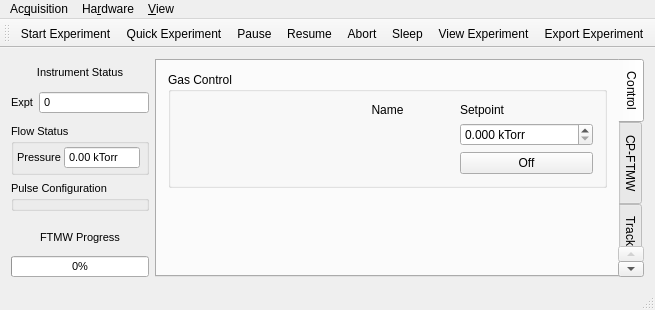
Qt form mainwindow.ui (kncrabtree/blackchirp) before a commit.
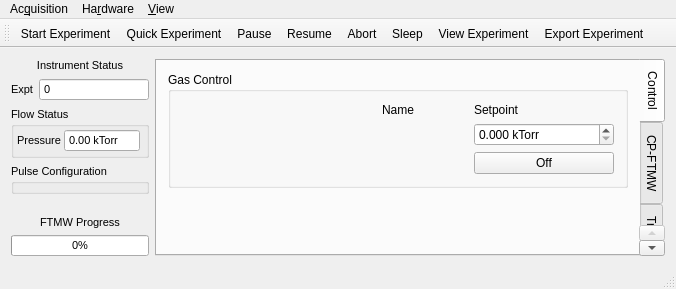
The same form after that commit. Icons and pictures are not drawn. Custom widgets are drawn as their Qt base class.

Commit message: More UI tweaks for label alignment

The edit to the form file:
```diff
--- a/mainwindow.ui
+++ b/mainwindow.ui
@@ -2,6 +2,14 @@
 <ui version="4.0">
  <class>MainWindow</class>
  <widget class="QMainWindow" name="MainWindow">
+  <property name="geometry">
+   <rect>
+    <x>0</x>
+    <y>0</y>
+    <width>676</width>
+    <height>289</height>
+   </rect>
+  </property>
   <property name="windowTitle">
    <string>BlackChirp</string>
   </property>
@@ -12,7 +20,7 @@
   <widget class="QWidget" name="centralWidget">
    <layout class="QHBoxLayout" name="horizontalLayout" stretch="0,1">
     <item>
-     <layout class="QVBoxLayout" name="instrumentStatusLayout" stretch="0,0,0,0,0,0,0">
+     <layout class="QVBoxLayout" name="instrumentStatusLayout" stretch="0,0,0,0,1,0,0">
       <item>
        <widget class="QLabel" name="label">
         <property name="font">
@@ -31,10 +39,19 @@
       <item>
        <layout class="QFormLayout" name="formLayout">
         <property name="fieldGrowthPolicy">
-         <enum>QFormLayout::AllNonFixedFieldsGrow</enum>
+         <enum>QFormLayout::ExpandingFieldsGrow</enum>
+        </property>
+        <property name="formAlignment">
+         <set>Qt::AlignLeading|Qt::AlignLeft|Qt::AlignVCenter</set>
         </property>
         <item row="0" column="0">
          <widget class="QLabel" name="exptLabel">
+          <property name="sizePolicy">
+           <sizepolicy hsizetype="Preferred" vsizetype="MinimumExpanding">
+            <horstretch>0</horstretch>
+            <verstretch>0</verstretch>
+           </sizepolicy>
+          </property>
           <property name="font">
            <font>
             <pointsize>8</pointsize>
@@ -43,10 +60,19 @@
           <property name="text">
            <string>Expt</string>
           </property>
+          <property name="alignment">
+           <set>Qt::AlignRight|Qt::AlignTrailing|Qt::AlignVCenter</set>
+          </property>
          </widget>
         </item>
         <item row="0" column="1">
          <widget class="QSpinBox" name="exptSpinBox">
+          <property name="sizePolicy">
+           <sizepolicy hsizetype="MinimumExpanding" vsizetype="Fixed">
+            <horstretch>0</horstretch>
+            <verstretch>0</verstretch>
+           </sizepolicy>
+          </property>
           <property name="font">
            <font>
             <pointsize>8</pointsize>
@@ -155,6 +181,12 @@
         <property name="orientation">
          <enum>Qt::Vertical</enum>
         </property>
+        <property name="sizeHint" stdset="0">
+         <size>
+          <width>0</width>
+          <height>0</height>
+         </size>
+        </property>
        </spacer>
       </item>
       <item>
@@ -335,8 +367,8 @@
     <rect>
      <x>0</x>
      <y>0</y>
-     <width>939</width>
-     <height>27</height>
+     <width>676</width>
+     <height>18</height>
     </rect>
    </property>
    <widget class="QMenu" name="menuHardware">
```
The commit also changes 2 other files.
